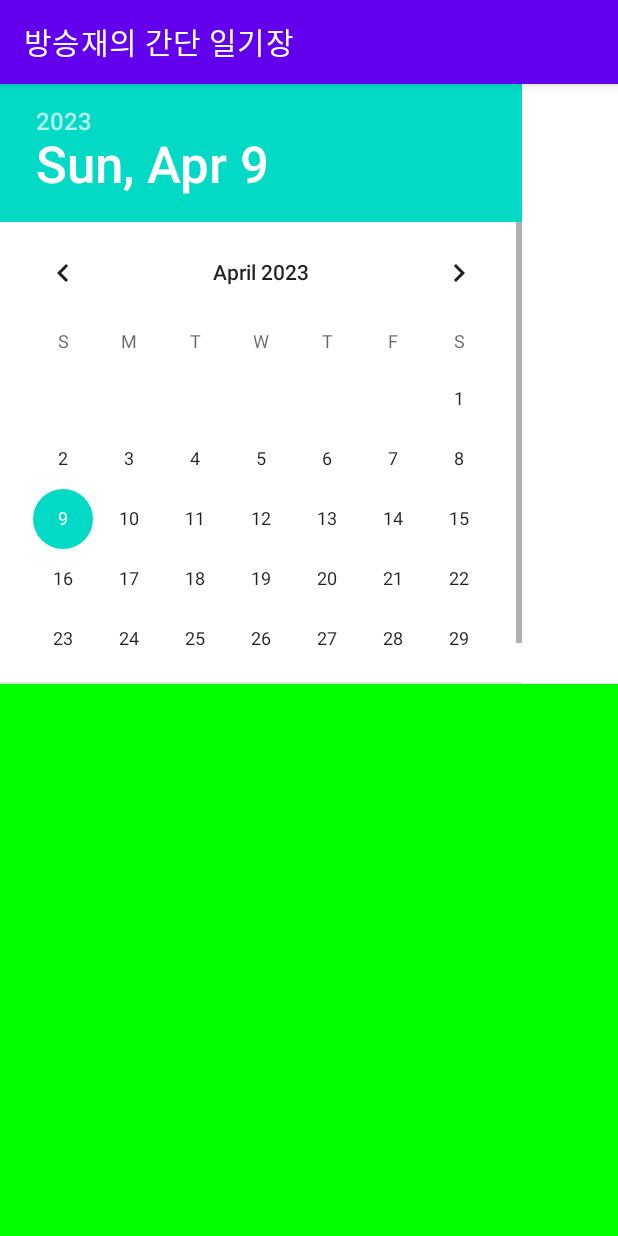
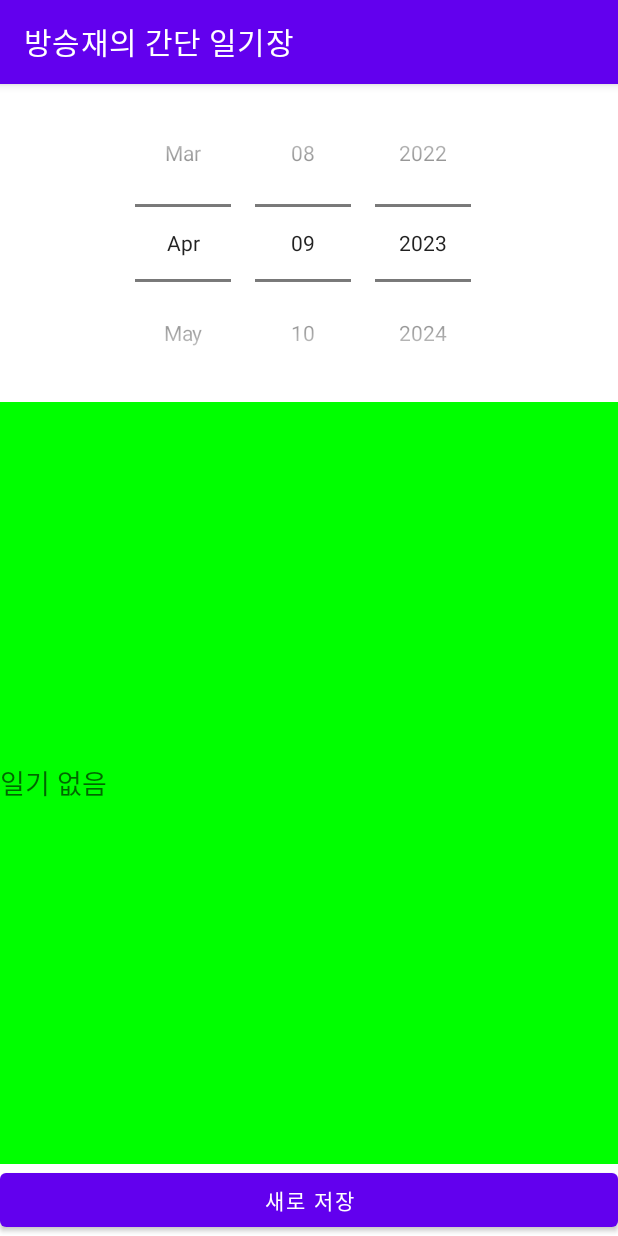
Before and after one commit to Bangseungjae/OpensourceAndriodProject, an Android app: the screen it shows after launch (MainActivity), on a phone screen of 412 x 824 dp. Run offline under Robolectric (Android 15) with nearby library versions, the phone set to English and light mode, and no system bars.

Commit message:
8-1직접 풀어보기

```diff
--- a/app/src/main/java/bsj/io/exam03/MainActivity.java
+++ b/app/src/main/java/bsj/io/exam03/MainActivity.java
@@ -1,27 +1,90 @@
 package bsj.io.exam03;
 
-import androidx.annotation.Nullable;
+import java.io.FileInputStream;
+import java.io.FileOutputStream;
+import java.io.IOException;
+import java.util.Calendar;
+
 import androidx.appcompat.app.AppCompatActivity;
+import android.content.Context;
 import android.os.Bundle;
+import android.view.View;
 import android.widget.Button;
 import android.widget.DatePicker;
 import android.widget.EditText;
+import android.widget.Toast;
 
 public class MainActivity extends AppCompatActivity {
 
     DatePicker dp;
-    EditText editDiary;
+    EditText edtDiary;
     Button btnWrite;
     String fileName;
 
     @Override
-    public void onCreate(@Nullable Bundle savedInstanceState) {
+    public void onCreate(Bundle savedInstanceState) {
         super.onCreate(savedInstanceState);
         setContentView(R.layout.activity_main);
         setTitle("방승재의 간단 일기장");
 
         dp = (DatePicker) findViewById(R.id.datePicker1);
-        editDiary = (EditText) findViewById(R.id.edtDiary);
+        edtDiary = (EditText) findViewById(R.id.edtDiary);
         btnWrite = (Button) findViewById(R.id.btnWrite);
+
+        Calendar cal = Calendar.getInstance();
+        int cYear = cal.get(Calendar.YEAR);
+        int cMonth = cal.get(Calendar.MONTH);
+        int cDay = cal.get(Calendar.DAY_OF_MONTH);
+
+        // 처음 실행시에 설정할 내용
+        fileName = Integer.toString(cYear) + "_" + Integer.toString(cMonth+1)
+                + "_" + Integer.toString(cDay) + ".txt";
+        String str = readDiary(fileName);
+        edtDiary.setText(str);
+
+        dp.init(cYear, cMonth, cDay, new DatePicker.OnDateChangedListener() {
+            public void onDateChanged(DatePicker view, int year,
+                                      int monthOfYear, int dayOfMonth) {
+                fileName = Integer.toString(year) + "_"
+                        + Integer.toString(monthOfYear + 1) + "_"
+                        + Integer.toString(dayOfMonth) + ".txt";
+                String str = readDiary(fileName);
+                edtDiary.setText(str);
+            }
+        });
+
+        btnWrite.setOnClickListener(new View.OnClickListener() {
+            public void onClick(View v) {
+                try {
+                    FileOutputStream outFs = openFileOutput(fileName,
+                            Context.MODE_PRIVATE);
+                    String str = edtDiary.getText().toString();
+                    outFs.write(str.getBytes());
+                    outFs.close();
+                    Toast.makeText(getApplicationContext(),
+                            fileName + " 이  저장됨", Toast.LENGTH_SHORT).show();
+                } catch (IOException e) {
+                }
+            }
+        });
+
     }
+
+    String readDiary(String fName) {
+        String diaryStr = null;
+        FileInputStream inFs;
+        try {
+            inFs = openFileInput(fName);
+            byte[] txt = new byte[500];
+            inFs.read(txt);
+            inFs.close();
+            diaryStr = (new String(txt)).trim();
+            btnWrite.setText("수정 하기");
+        } catch (IOException e) {
+            edtDiary.setHint("일기 없음");
+            btnWrite.setText("새로 저장");
+        }
+        return diaryStr;
+    }
+
 }
--- a/app/src/main/res/layout/activity_main.xml
+++ b/app/src/main/res/layout/activity_main.xml
@@ -1,26 +1,30 @@
 <LinearLayout xmlns:android="http://schemas.android.com/apk/res/android"
     xmlns:tools="http://schemas.android.com/tools"
-    android:layout_width="fill_parent"
-    android:layout_height="fill_parent"
+    android:layout_width="match_parent"
+    android:layout_height="match_parent"
+    android:gravity="center"
     android:orientation="vertical" >
 
     <DatePicker
+        android:datePickerMode="spinner"
         android:id="@+id/datePicker1"
-        android:calendarViewShown="false"
-        android:layout_height="400dp"
-        android:layout_width="400dp"/>
+        android:layout_width="wrap_content"
+        android:layout_height="wrap_content"
+        android:calendarViewShown="false" />
 
     <EditText
+        android:layout_weight="1"
         android:id="@+id/edtDiary"
         android:background="#00ff00"
-        android:layout_width="500dp"
-        android:layout_height="500dp" />
+        android:lines="8"
+        android:layout_width="match_parent"
+        android:layout_height="wrap_content" >
+    </EditText>
 
     <Button
         android:id="@+id/btnWrite"
-        android:enabled="false"
-        android:text="Button"
-         android:layout_height="100dp"
-        android:layout_width="100dp"/>
+        android:layout_width="match_parent"
+        android:layout_height="wrap_content"
+        android:text="Button" />
 
 </LinearLayout>
```
